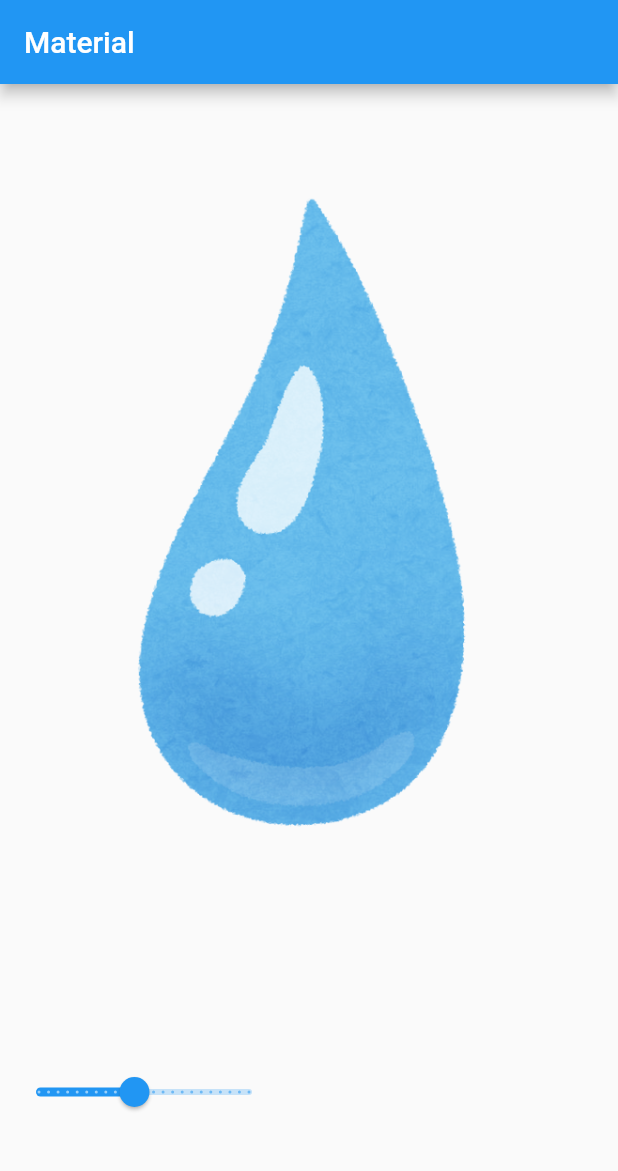
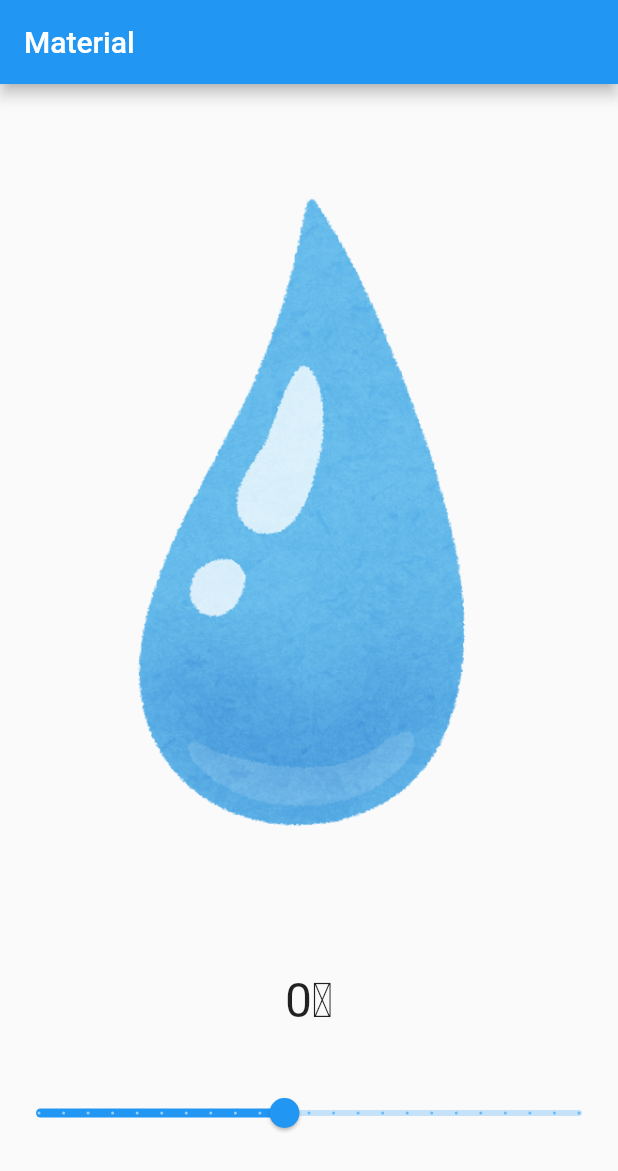
Before and after one commit to Nuu-mA/material, a Flutter app: the screen it shows after launch, on a phone screen of 412 x 824 dp. Shown: the top 1171 px of the screen. Run offline on Flutter 3.47's test engine with Material 2 defaults, Android fonts, the phone set to English and light mode, and no system bars; our stand-ins replace flutter_riverpod, freezed_annotation.

Commit message:
温度表記を分かりやすくした

```diff
--- a/lib/domain/entity/temperature/entity.dart
+++ b/lib/domain/entity/temperature/entity.dart
@@ -4,6 +4,6 @@ part 'entity.freezed.dart';
 
 @freezed
 class TemperatureEntity with _$TemperatureEntity {
-  const factory TemperatureEntity({required final double temperature}) =
+  const factory TemperatureEntity({required final int temperature}) =
       _TemperatureState;
 }
--- a/lib/view/templates/material_main/widget.dart
+++ b/lib/view/templates/material_main/widget.dart
@@ -1,8 +1,10 @@
 import 'package:flutter/material.dart';
 import 'package:flutter_riverpod/flutter_riverpod.dart';
+import 'package:material/domain/entity/temperature/entity.dart';
 import 'package:material/gen/assets.gen.dart';
 import 'package:material/view/templates/water/degrees_celsius/widget.dart';
 import 'package:material/view/templates/water/temperature/widget.dart';
+import 'package:material/view_model/temperature/notifier.dart';
 import 'package:material/view_model/water/notifier.dart';
 
 class MaterialMain extends ConsumerWidget {
@@ -15,6 +17,8 @@ class MaterialMain extends ConsumerWidget {
           liquid: () => Assets.images.waterLiquid.path, // 液体のImagePath
           gas: () => Assets.images.waterGas.path, // 気体のImagePath
         );
+    final TemperatureEntity temperatureState =
+        ref.watch(temperatureStateProvider);
     return Column(
       children: <Widget>[
         Expanded(
@@ -26,11 +30,11 @@ class MaterialMain extends ConsumerWidget {
         Expanded(
           flex: 1,
           child: SizedBox(
-            height: 32,
-            child: Row(
+            height: 16,
+            child: Column(
               children: <Widget>[
-                Temperature(),
-                // DegreesCelsius(temperature: temperature)
+                DegreesCelsius(temperature: '${temperatureState.temperature}'),
+                const Temperature(),
               ],
             ),
           ),
--- a/lib/view/templates/water/degrees_celsius/widget.dart
+++ b/lib/view/templates/water/degrees_celsius/widget.dart
@@ -1,5 +1,4 @@
 import 'package:flutter/widgets.dart';
-import 'package:flutter_html/flutter_html.dart';
 
 class DegreesCelsius extends StatelessWidget {
   const DegreesCelsius({
@@ -10,11 +9,21 @@ class DegreesCelsius extends StatelessWidget {
   final String _temperature;
   @override
   Widget build(BuildContext context) {
-    return Row(
-      children: <Widget>[
-        Text(_temperature),
-        Html(data: '&#8451;'),
-      ],
+    return Padding(
+      padding: const EdgeInsets.all(16.0),
+      child: Row(
+        mainAxisAlignment: MainAxisAlignment.center,
+        children: <Widget>[
+          Text(
+            _temperature,
+            style: const TextStyle(fontSize: 32),
+          ),
+          Text(
+            String.fromCharCode(8451),
+            style: const TextStyle(fontSize: 32),
+          ) // セルシウス度表記
+        ],
+      ),
     );
   }
 }
--- a/lib/view_model/temperature/notifier.dart
+++ b/lib/view_model/temperature/notifier.dart
@@ -1,8 +1,8 @@
 import 'package:flutter_riverpod/flutter_riverpod.dart';
 import 'package:material/domain/entity/temperature/entity.dart';
 
-final Provider<TemperatureEntity> temperatureProvider =
-    Provider<TemperatureEntity>(
-  ((final ProviderRef<TemperatureEntity> ref) =>
-      const TemperatureEntity(temperature: 0.0)),
+final StateProvider<TemperatureEntity> temperatureStateProvider =
+    StateProvider<TemperatureEntity>(
+  ((final StateProviderRef<TemperatureEntity> ref) =>
+      const TemperatureEntity(temperature: 0)),
 );
--- a/pubspec.yaml
+++ b/pubspec.yaml
@@ -11,7 +11,6 @@ dependencies:
   flutter:
     sdk: flutter
   flutter_riverpod: ^2.1.3
-  flutter_html: ^2.2.0
   freezed_annotation: ^2.2.0
 
 dev_dependencies:
```
Also changed, not shown: lib/view/templates/water/temperature/widget.dart (+6 -4 lines), lib/domain/entity/temperature/entity.freezed.dart, pubspec.lock, 4 other files.
